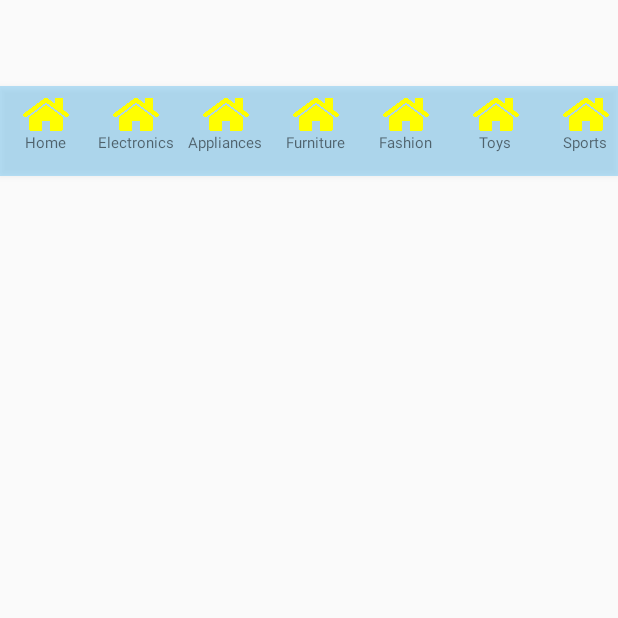
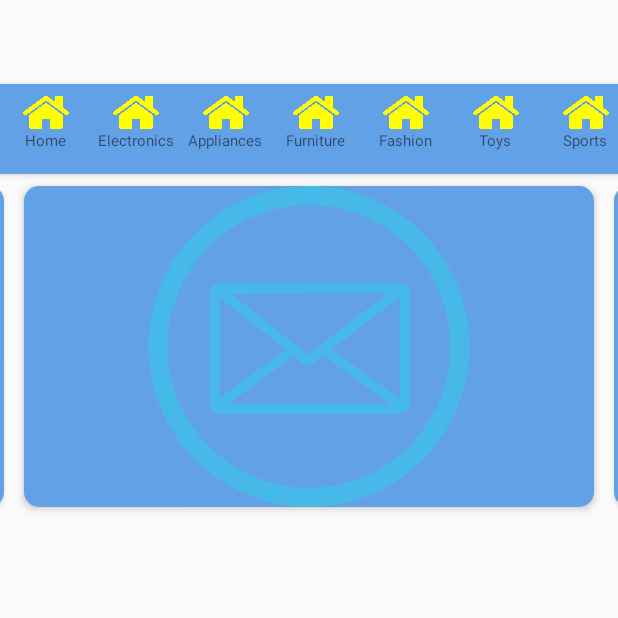
Before and after one commit to RifatShovon/KinteChai, an Android app: the fragment HomeFragment shown on its own in the app's theme, on a phone screen of 412 x 824 dp, the top half of it. Run offline under Robolectric (Android 15) with nearby library versions, the light colour scheme and no system bars; 1 statement that could not run was skipped.

Commit message:
Add Banner Slider

```diff
--- a/app/src/main/java/com/example/kintechai/HomeFragment.java
+++ b/app/src/main/java/com/example/kintechai/HomeFragment.java
@@ -6,13 +6,19 @@ import android.os.Bundle;
 import androidx.fragment.app.Fragment;
 import androidx.recyclerview.widget.LinearLayoutManager;
 import androidx.recyclerview.widget.RecyclerView;
+import androidx.viewpager.widget.ViewPager;
 
+import android.os.Handler;
+import android.transition.Slide;
 import android.view.LayoutInflater;
+import android.view.MotionEvent;
 import android.view.View;
 import android.view.ViewGroup;
 
 import java.util.ArrayList;
 import java.util.List;
+import java.util.Timer;
+import java.util.TimerTask;
 
 
 /**
@@ -27,6 +33,17 @@ public class HomeFragment extends Fragment {
 
     private RecyclerView categoryRecyclerView;
     private CategoryAdapter categoryAdapter;
+
+    ////////// Banner Slider
+
+    private ViewPager bannerSliderViewPager;
+    private List<SliderModel> sliderModelList;
+    private int currentPage = 2;
+    private Timer timer;
+    final private long DELAY_TIME = 2000;
+    final private long PERIOD_TIME = 2000;
+
+    ////////// Banner Slider
 
 
     @Override
@@ -56,7 +73,108 @@ public class HomeFragment extends Fragment {
         categoryRecyclerView.setAdapter(categoryAdapter);
         categoryAdapter.notifyDataSetChanged();
 
+        //////////Banner Slider
+
+        bannerSliderViewPager = view.findViewById(R.id.banner_slider_view_pager);
+
+        sliderModelList = new ArrayList<SliderModel>();
+        sliderModelList.add(new SliderModel(R.mipmap.home_icon));
+        sliderModelList.add(new SliderModel(R.mipmap.custom_error_icon));
+
+        sliderModelList.add(new SliderModel(R.mipmap.forget_email_icon2));
+        sliderModelList.add(new SliderModel(R.mipmap.forget_email_icon1));
+        sliderModelList.add(new SliderModel(R.mipmap.logo_icon1));
+        sliderModelList.add(new SliderModel(R.mipmap.ic_launcher));
+        sliderModelList.add(new SliderModel(R.mipmap.cart_black));
+        sliderModelList.add(new SliderModel(R.mipmap.profile_placeholder));
+        sliderModelList.add(new SliderModel(R.mipmap.home_icon));
+        sliderModelList.add(new SliderModel(R.mipmap.custom_error_icon));
+        sliderModelList.add(new SliderModel(R.drawable.banner));
+
+        sliderModelList.add(new SliderModel(R.mipmap.forget_email_icon2));
+        sliderModelList.add(new SliderModel(R.mipmap.forget_email_icon1));
+
+        SliderAdapter sliderAdapter = new SliderAdapter(sliderModelList);
+        bannerSliderViewPager.setAdapter(sliderAdapter);
+        bannerSliderViewPager.setClipToPadding(false);
+        bannerSliderViewPager.setPageMargin(20);
+
+        ViewPager.OnPageChangeListener onPageChangeListener = new ViewPager.OnPageChangeListener() {
+            @Override
+            public void onPageScrolled(int position, float positionOffset, int positionOffsetPixels) {
+
+            }
+
+            @Override
+            public void onPageSelected(int position) {
+                currentPage = position;
+            }
+
+            @Override
+            public void onPageScrollStateChanged(int state) {
+                if(state == ViewPager.SCROLL_STATE_IDLE){
+                    pageLooper();
+                }
+            }
+        };
+        bannerSliderViewPager.addOnPageChangeListener(onPageChangeListener);
+
+        startBannerSlideShow();
+
+        bannerSliderViewPager.setOnTouchListener(new View.OnTouchListener() {
+            @Override
+            public boolean onTouch(View v, MotionEvent event) {
+                pageLooper();
+                stopBannerSlideShow();
+                if (event.getAction() == MotionEvent.ACTION_UP){
+                    startBannerSlideShow();
+                }
+                return false;
+            }
+        });
+
+        //////////Banner Slider
+
         return view;
     }
+    //////////Banner Slider
+
+    private  void pageLooper(){
+        if (currentPage == sliderModelList.size() - 2){
+            currentPage = 2;
+            bannerSliderViewPager.setCurrentItem(currentPage,false);
+        }
+        if (currentPage == 1){
+            currentPage = sliderModelList.size() - 3;
+            bannerSliderViewPager.setCurrentItem(currentPage,false);
+        }
+    }
+
+    private void startBannerSlideShow(){
+        final Handler handler = new Handler();
+        final Runnable update = new Runnable() {
+            @Override
+            public void run() {
+                if (currentPage >= sliderModelList.size()){
+                    currentPage = 1;
+                }
+                bannerSliderViewPager.setCurrentItem(currentPage++,true);
+            }
+        };
+        timer = new Timer();
+        timer.schedule(new TimerTask() {
+            @Override
+            public void run() {
+                handler.post(update);
+            }
+        },DELAY_TIME,PERIOD_TIME);
+    }
+
+    private void stopBannerSlideShow(){
+        timer.cancel();
+    }
+
+    //////////Banner Slider
+
 
 }
--- /dev/null
+++ b/app/src/main/java/com/example/kintechai/SliderAdapter.java
@@ -0,0 +1,45 @@
+package com.example.kintechai;
+
+import android.view.LayoutInflater;
+import android.view.View;
+import android.view.ViewGroup;
+import android.widget.ImageView;
+
+import androidx.annotation.NonNull;
+import androidx.viewpager.widget.PagerAdapter;
+
+import java.util.List;
+
+public class SliderAdapter extends PagerAdapter {
+
+    private List<SliderModel> sliderModelList;
+
+    public SliderAdapter(List<SliderModel> sliderModelList) {
+        this.sliderModelList = sliderModelList;
+    }
+
+    @NonNull
+    @Override
+    public Object instantiateItem(@NonNull ViewGroup container, int position) {
+        View view = LayoutInflater.from(container.getContext()).inflate(R.layout.slider_layout,container,false);
+        ImageView banner = view.findViewById(R.id.banner_slide);
+        banner.setImageResource(sliderModelList.get(position).getBanner());
+        container.addView(view,0);
+        return view;
+    }
+
+    @Override
+    public boolean isViewFromObject(@NonNull View view, @NonNull Object object) {
+        return view == object;
+    }
+
+    @Override
+    public void destroyItem(@NonNull ViewGroup container, int position, @NonNull Object object) {
+        container.removeView((View) object);
+    }
+
+    @Override
+    public int getCount() {
+        return sliderModelList.size();
+    }
+}
--- /dev/null
+++ b/app/src/main/java/com/example/kintechai/SliderModel.java
@@ -0,0 +1,18 @@
+package com.example.kintechai;
+
+public class SliderModel {
+
+    private int banner;
+
+    public SliderModel(int banner) {
+        this.banner = banner;
+    }
+
+    public int getBanner() {
+        return banner;
+    }
+
+    public void setBanner(int banner) {
+        this.banner = banner;
+    }
+}
--- /dev/null
+++ b/app/src/main/res/drawable/slider_background.xml
@@ -0,0 +1,11 @@
+<?xml version="1.0" encoding="utf-8"?>
+<layer-list xmlns:android="http://schemas.android.com/apk/res/android">
+
+    <item>
+        <shape android:shape="rectangle">
+            <solid android:color="#63A1E7"/>
+            <corners android:radius="10dp"/>
+        </shape>
+    </item>
+
+</layer-list>
--- a/app/src/main/res/layout/fragment_home2.xml
+++ b/app/src/main/res/layout/fragment_home2.xml
@@ -10,11 +10,24 @@
         android:id="@+id/category_recyclerview"
         android:layout_width="match_parent"
         android:layout_height="wrap_content"
-        android:layout_marginTop="57dp"
-        android:background="#5029A9EF"
+        android:layout_marginTop="56dp"
+        android:background="#63A1E7"
         android:elevation="3dp"
         app:layout_constraintEnd_toEndOf="parent"
-        app:layout_constraintHorizontal_bias="0.0"
+        app:layout_constraintHorizontal_bias="1.0"
         app:layout_constraintStart_toStartOf="parent"
         app:layout_constraintTop_toTopOf="parent" />
+
+    <androidx.viewpager.widget.ViewPager
+        android:id="@+id/banner_slider_view_pager"
+        android:layout_width="0dp"
+        android:layout_height="230dp"
+        android:paddingLeft="16dp"
+        android:paddingTop="8dp"
+        android:paddingRight="16dp"
+        android:paddingBottom="8dp"
+        app:layout_constraintEnd_toEndOf="parent"
+        app:layout_constraintStart_toStartOf="parent"
+        app:layout_constraintTop_toBottomOf="@+id/category_recyclerview" />
+
 </androidx.constraintlayout.widget.ConstraintLayout>
--- /dev/null
+++ b/app/src/main/res/layout/slider_layout.xml
@@ -0,0 +1,21 @@
+<?xml version="1.0" encoding="utf-8"?>
+<androidx.constraintlayout.widget.ConstraintLayout
+    xmlns:android="http://schemas.android.com/apk/res/android"
+    xmlns:app="http://schemas.android.com/apk/res-auto"
+    xmlns:tools="http://schemas.android.com/tools"
+    android:elevation="3dp"
+    android:background="@drawable/slider_background"
+    android:layout_width="match_parent"
+    android:layout_height="match_parent">
+
+    <ImageView
+        android:id="@+id/banner_slide"
+        android:layout_width="match_parent"
+        android:layout_height="match_parent"
+        android:scaleType="fitCenter"
+        app:layout_constraintBottom_toBottomOf="parent"
+        app:layout_constraintEnd_toEndOf="parent"
+        app:layout_constraintStart_toStartOf="parent"
+        app:layout_constraintTop_toTopOf="parent"
+        app:srcCompat="@mipmap/banner" />
+</androidx.constraintlayout.widget.ConstraintLayout>
```
Also changed, not shown: app/src/main/res/drawable/banner.png (added), app/src/main/res/mipmap-hdpi/banner.png (added), app/src/main/res/mipmap-mdpi/banner.png (added), app/src/main/res/mipmap-xhdpi/banner.png (added), app/src/main/res/mipmap-xxhdpi/banner.png (added), app/src/main/res/mipmap-xxxhdpi/banner.png (added).
